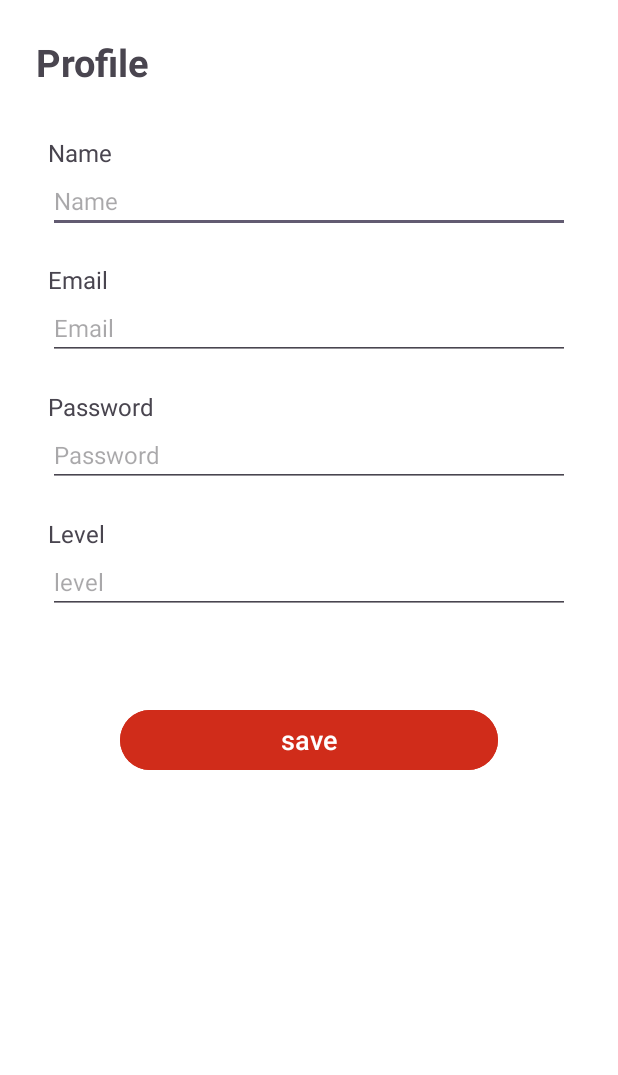
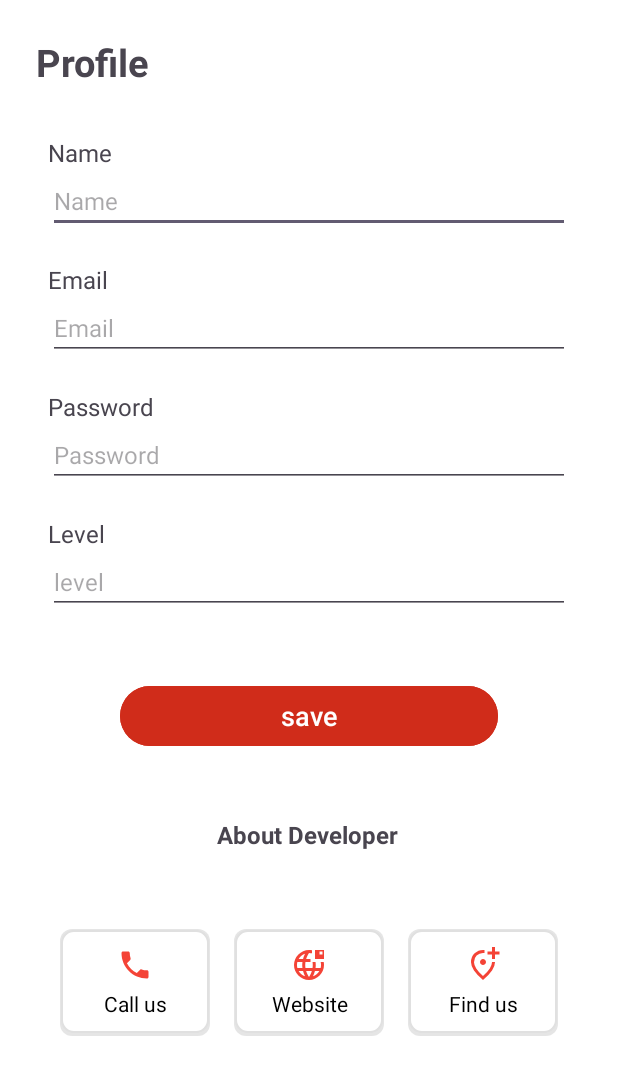
Before and after one commit to annisarahmaaa/PizzaApp3387, an Android app: the AccountActivity screen opened directly, with no data from a screen before it, on a phone screen of 412 x 824 dp. Shown: the top 1075 px of the screen. Run offline under Robolectric (Android 15) with nearby library versions, the phone set to English and light mode, and no system bars.

Commit message:
seccond commit

```diff
--- a/app/src/main/AndroidManifest.xml
+++ b/app/src/main/AndroidManifest.xml
@@ -11,6 +11,12 @@
         android:roundIcon="@mipmap/ic_launcher_round"
         android:supportsRtl="true"
         android:theme="@style/Theme.PizzaApp3387">
+        <activity
+            android:name=".MenuActivity"
+            android:exported="false" />
+        <activity
+            android:name=".Menu"
+            android:exported="false" />
         <activity
             android:name=".AccountActivity"
             android:exported="false" />
--- /dev/null
+++ b/app/src/main/res/drawable/baseline_local_phone_24.xml
@@ -0,0 +1,5 @@
+<vector xmlns:android="http://schemas.android.com/apk/res/android" android:height="24dp" android:tint="#000000" android:viewportHeight="24" android:viewportWidth="24" android:width="24dp">
+
+    <path android:fillColor="@android:color/white" android:pathData="M6.62,10.79c1.44,2.83 3.76,5.14 6.59,6.59l2.2,-2.2c0.27,-0.27 0.67,-0.36 1.02,-0.24 1.12,0.37 2.33,0.57 3.57,0.57 0.55,0 1,0.45 1,1V20c0,0.55 -0.45,1 -1,1 -9.39,0 -17,-7.61 -17,-17 0,-0.55 0.45,-1 1,-1h3.5c0.55,0 1,0.45 1,1 0,1.25 0.2,2.45 0.57,3.57 0.11,0.35 0.03,0.74 -0.25,1.02l-2.2,2.2z"/>
+
+</vector>
--- /dev/null
+++ b/app/src/main/res/drawable/border.xml
@@ -0,0 +1,18 @@
+<?xml version="1.0" encoding="utf-8"?>
+<layer-list xmlns:android="http://schemas.android.com/apk/res/android">
+
+    <item>
+        <shape android:shape="rectangle">
+            <solid android:color="#1A000000" />
+            <corners android:radius="8dp" />
+        </shape>
+    </item>
+
+    <item android:bottom="2dp" android:right="1dp" android:left="1dp" android:top="1dp">
+        <shape android:shape="rectangle">
+            <solid android:color="@android:color/white" />
+            <corners android:radius="8dp" />
+            <stroke android:color="#E0E0E0" android:width="1dp"/>
+        </shape>
+    </item>
+</layer-list>
--- /dev/null
+++ b/app/src/main/res/drawable/outline_add_location_alt_24.xml
@@ -0,0 +1,5 @@
+<vector xmlns:android="http://schemas.android.com/apk/res/android" android:height="24dp" android:tint="#000000" android:viewportHeight="960" android:viewportWidth="960" android:width="24dp">
+
+    <path android:fillColor="@android:color/white" android:pathData="M480,880Q319,743 239.5,625.5Q160,508 160,408Q160,258 256.5,169Q353,80 480,80Q490,80 500,80Q510,80 520,82L520,163Q510,161 500.5,160.5Q491,160 480,160Q379,160 309.5,229.5Q240,299 240,408Q240,479 299,570.5Q358,662 480,774Q602,662 661,570.5Q720,479 720,408Q720,406 720,404Q720,402 720,400L800,400Q800,402 800,404Q800,406 800,408Q800,508 720.5,625.5Q641,743 480,880ZM480,480Q513,480 536.5,456.5Q560,433 560,400Q560,367 536.5,343.5Q513,320 480,320Q447,320 423.5,343.5Q400,367 400,400Q400,433 423.5,456.5Q447,480 480,480ZM480,400Q480,400 480,400Q480,400 480,400Q480,400 480,400Q480,400 480,400Q480,400 480,400Q480,400 480,400L480,400L480,400L480,400L480,400Q480,400 480,400Q480,400 480,400Q480,400 480,400Q480,400 480,400ZM720,320L800,320L800,200L920,200L920,120L800,120L800,0L720,0L720,120L600,120L600,200L720,200L720,320Z"/>
+
+</vector>
--- /dev/null
+++ b/app/src/main/res/drawable/outline_bring_your_own_ip_24.xml
@@ -0,0 +1,5 @@
+<vector xmlns:android="http://schemas.android.com/apk/res/android" android:height="24dp" android:tint="#000000" android:viewportHeight="960" android:viewportWidth="960" android:width="24dp">
+
+    <path android:fillColor="@android:color/white" android:pathData="M480,880Q397,880 324,848.5Q251,817 197,763Q143,709 111.5,636Q80,563 80,480Q80,397 111.5,324Q143,251 197,197Q251,143 324,111.5Q397,80 480,80Q500,80 520,82.5Q540,85 560,87L560,169Q540,167 520,164.5Q500,162 480,162Q454,198 435,237.5Q416,277 404,320L520,320L520,400L386,400Q383,420 381.5,440Q380,460 380,480Q380,500 381.5,520Q383,540 386,560L574,560Q577,540 578.5,520Q580,500 580,480Q580,460 578.5,440Q577,420 574,400L654,400Q657,420 658.5,440Q660,460 660,480Q660,500 658.5,520Q657,540 654,560L790,560Q795,540 797.5,520Q800,500 800,480Q800,460 797.5,440Q795,420 790,400L872,400Q876,420 878,440Q880,460 880,480Q880,563 848.5,636Q817,709 763,763Q709,817 636,848.5Q563,880 480,880ZM170,560L306,560Q303,540 301.5,520Q300,500 300,480Q300,460 301.5,440Q303,420 306,400L170,400Q165,420 162.5,440Q160,460 160,480Q160,500 162.5,520Q165,540 170,560ZM376,782Q358,748 344.5,712.5Q331,677 322,640L204,640Q233,691 277,727.5Q321,764 376,782ZM204,320L322,320Q331,283 344.5,247.5Q358,212 376,178Q321,196 277,232.5Q233,269 204,320ZM480,798Q506,762 525,722.5Q544,683 556,640L404,640Q416,683 435,722.5Q454,762 480,798ZM584,782Q639,764 683,727.5Q727,691 756,640L638,640Q629,677 615.5,712.5Q602,748 584,782ZM640,320L640,80L880,80L880,320L640,320ZM760,200L840,200L840,120L760,120L760,200Z"/>
+
+</vector>
--- a/app/src/main/res/layout/activity_account.xml
+++ b/app/src/main/res/layout/activity_account.xml
@@ -127,7 +127,7 @@
         android:layout_below="@+id/editTextPassword"
         android:layout_gravity="center"
         android:layout_marginStart="80dp"
-        android:layout_marginTop="60dp"
+        android:layout_marginTop="44dp"
         android:layout_marginEnd="80dp"
         android:backgroundTint="@color/red"
         android:text="save"
@@ -136,4 +136,97 @@
         app:layout_constraintHorizontal_bias="0.0"
         app:layout_constraintStart_toStartOf="parent"
         app:layout_constraintTop_toBottomOf="@+id/editTextLevel" />
+
+    <TextView
+        android:id="@+id/textView8"
+        android:layout_width="wrap_content"
+        android:layout_height="wrap_content"
+        android:layout_marginStart="32dp"
+        android:layout_marginTop="44dp"
+        android:layout_marginEnd="32dp"
+        android:text="About Developer"
+        android:textSize="16dp"
+        android:textStyle="bold"
+        app:layout_constraintEnd_toEndOf="parent"
+        app:layout_constraintHorizontal_bias="0.497"
+        app:layout_constraintStart_toStartOf="parent"
+        app:layout_constraintTop_toBottomOf="@+id/buttonLogin" />
+
+    <LinearLayout
+        android:layout_width="match_parent"
+        android:layout_height="wrap_content"
+        android:layout_marginTop="44dp"
+        android:orientation="horizontal"
+        android:paddingLeft="32dp"
+        android:paddingRight="32dp"
+        android:weightSum="3"
+        app:layout_constraintEnd_toEndOf="parent"
+        app:layout_constraintHorizontal_bias="0.0"
+        app:layout_constraintStart_toStartOf="parent"
+        app:layout_constraintTop_toBottomOf="@+id/textView8">
+
+        <TextView
+            android:id="@+id/tvCallUs"
+            android:layout_width="0dp"
+            android:layout_height="wrap_content"
+            android:layout_margin="8dp"
+            android:layout_weight="1"
+            android:background="@drawable/border"
+            android:clickable="true"
+            android:drawableTop="@drawable/baseline_local_phone_24"
+            android:drawablePadding="4dp"
+            android:focusable="true"
+            android:gravity="center"
+            android:paddingTop="12dp"
+            android:paddingBottom="12dp"
+            android:text="Call us"
+
+            android:textColor="@android:color/black"
+            android:textSize="14sp"
+            android:tintMode="src_in"
+            app:drawableTint="#F44336" />
+
+        <TextView
+            android:id="@+id/tvWebsite"
+            android:layout_width="0dp"
+            android:layout_height="wrap_content"
+            android:layout_margin="8dp"
+            android:layout_weight="1"
+            android:background="@drawable/border"
+            android:clickable="true"
+            android:drawableTop="@drawable/outline_bring_your_own_ip_24"
+            android:drawablePadding="4dp"
+            android:focusable="true"
+            android:gravity="center"
+            android:paddingTop="12dp"
+            android:paddingBottom="12dp"
+            android:text="Website"
+
+            android:textColor="@android:color/black"
+            android:textSize="14sp"
+            android:tintMode="src_in"
+            app:drawableTint="#F44336" />
+
+        <TextView
+            android:id="@+id/tvFindUs"
+            android:layout_width="0dp"
+            android:layout_height="wrap_content"
+            android:layout_margin="8dp"
+            android:layout_weight="1"
+            android:background="@drawable/border"
+            android:clickable="true"
+            android:drawableTop="@drawable/outline_add_location_alt_24"
+            android:drawablePadding="4dp"
+            android:focusable="true"
+            android:gravity="center"
+            android:paddingTop="12dp"
+            android:paddingBottom="12dp"
+            android:text="Find us"
+
+            android:textColor="@android:color/black"
+            android:textSize="14sp"
+            android:tintMode="src_in"
+            app:drawableTint="#F44336" />
+
+    </LinearLayout>
 </androidx.constraintlayout.widget.ConstraintLayout>
```
